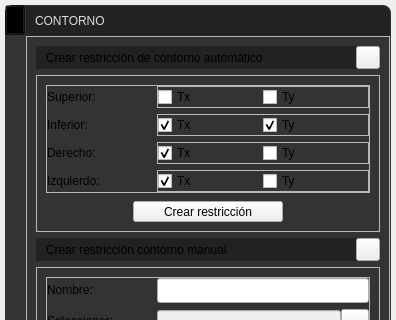
This is UI/widget_draw_menu_boundary.ui in edwinar13/MPM-UN as Qt 5 draws it before an edit; both pictures show x 0 to 396 and y 0 to 320 of the 396 by 782 pixel window. The edited form follows.
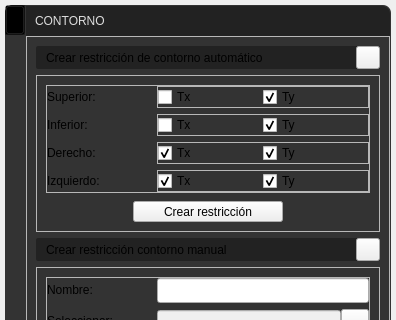
This is the edited form. Icons and pictures are not drawn.

```diff
--- a/UI/widget_draw_menu_boundary.ui
+++ b/UI/widget_draw_menu_boundary.ui
@@ -1087,6 +1087,9 @@
                        <property name="text">
                         <string>Ty</string>
                        </property>
+                       <property name="checked">
+                        <bool>true</bool>
+                       </property>
                        <property name="QCheckBoxStyle" stdset="0">
                         <number>1</number>
                        </property>
@@ -1159,6 +1162,9 @@
                        <property name="text">
                         <string>Ty</string>
                        </property>
+                       <property name="checked">
+                        <bool>true</bool>
+                       </property>
                        <property name="QCheckBoxStyle" stdset="0">
                         <number>1</number>
                        </property>
@@ -1203,7 +1209,7 @@
                         <string>Tx</string>
                        </property>
                        <property name="checked">
-                        <bool>true</bool>
+                        <bool>false</bool>
                        </property>
                        <property name="QCheckBoxStyle" stdset="0">
                         <number>1</number>
@@ -1274,6 +1280,9 @@
                        <property name="text">
                         <string>Ty</string>
                        </property>
+                       <property name="checked">
+                        <bool>true</bool>
+                       </property>
                        <property name="QCheckBoxStyle" stdset="0">
                         <number>1</number>
                        </property>
```
